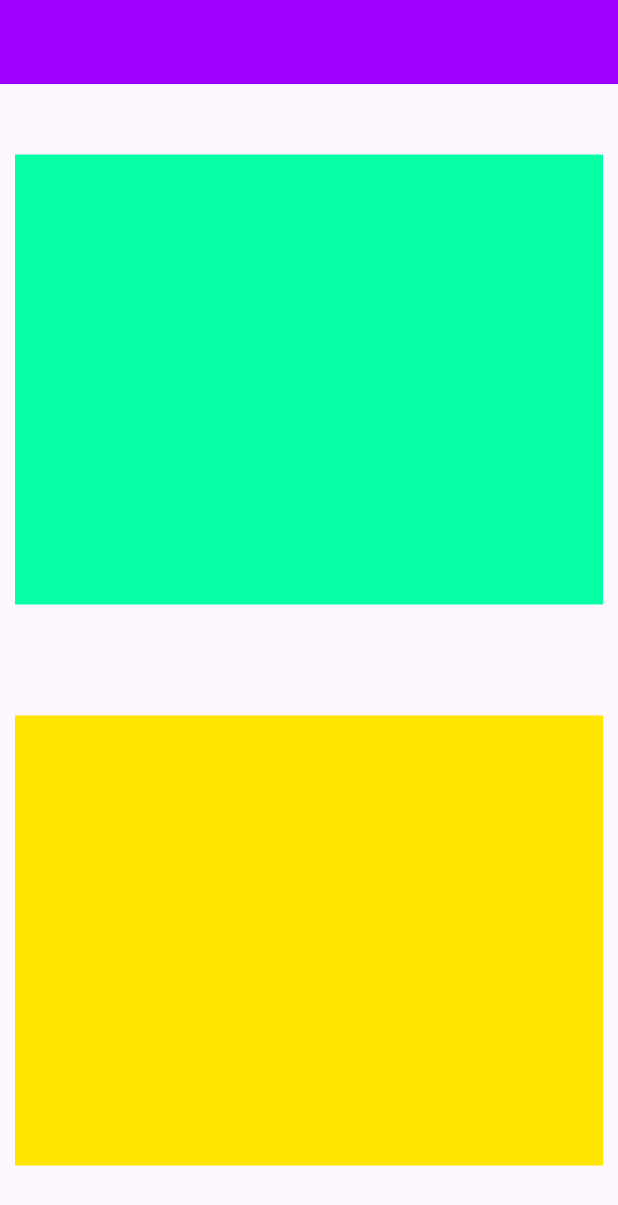
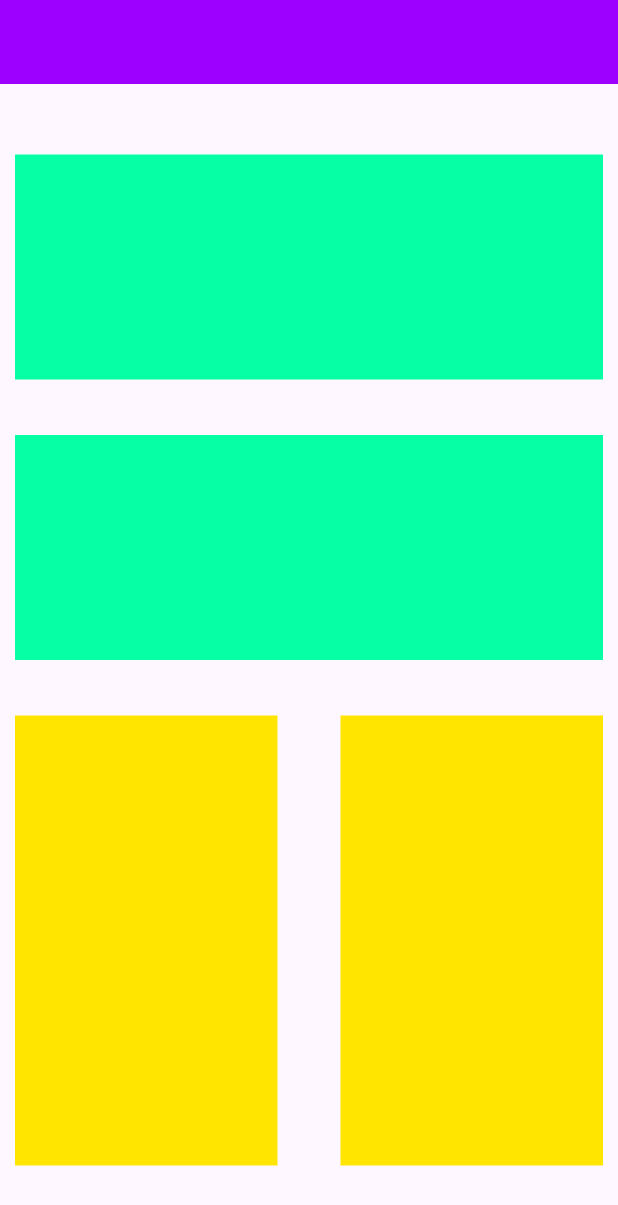
Before and after one commit to Sameemadhu16/Sample_Flutter_Apps, a Flutter app: the screen it shows after launch, on a phone screen of 412 x 824 dp. Shown: the top 1205 px of the screen. Run offline on Flutter 3.47's test engine with Material 3 defaults, Android fonts, the light colour scheme and no system bars.

Commit message:
create layout design 2

```diff
--- a/layout_design/lib/main.dart
+++ b/layout_design/lib/main.dart
@@ -11,7 +11,7 @@ class MyApp extends StatelessWidget {
   Widget build(BuildContext context) {
     // ignore: prefer_const_constructors
     return MaterialApp(
-      title: "Flutter Layouts",
+      title: "Layout Design 2",
       debugShowCheckedModeBanner: false,
       home: SafeArea(
         child: Scaffold(
@@ -21,18 +21,33 @@ class MyApp extends StatelessWidget {
           body: Padding(
             padding: const EdgeInsets.all(10.0),
             child: Column(
-              mainAxisAlignment: MainAxisAlignment.spaceAround,
-              mainAxisSize: MainAxisSize.max,
+              //Whole app is a column
+              mainAxisAlignment: MainAxisAlignment.spaceEvenly,
               children: [
                 Container(
+                  width: double.infinity,
+                  height: 150,
                   color: const Color(0xff06FFA5),
-                  width: double.infinity,
-                  height: 300,
                 ),
                 Container(
-                  color: const Color(0xffFFE500),
                   width: double.infinity,
-                  height: 300,
+                  height: 150,
+                  color: const Color(0xff06FFA5),
+                ),
+                Row(
+                  mainAxisAlignment: MainAxisAlignment.spaceBetween,
+                  children: [
+                    Container(
+                      width: 175,
+                      height: 300,
+                      color: const Color(0xffFFE500),
+                    ),
+                    Container(
+                      width: 175,
+                      height: 300,
+                      color: const Color(0xffFFE500),
+                    ),
+                  ],
                 )
               ],
             ),
```
